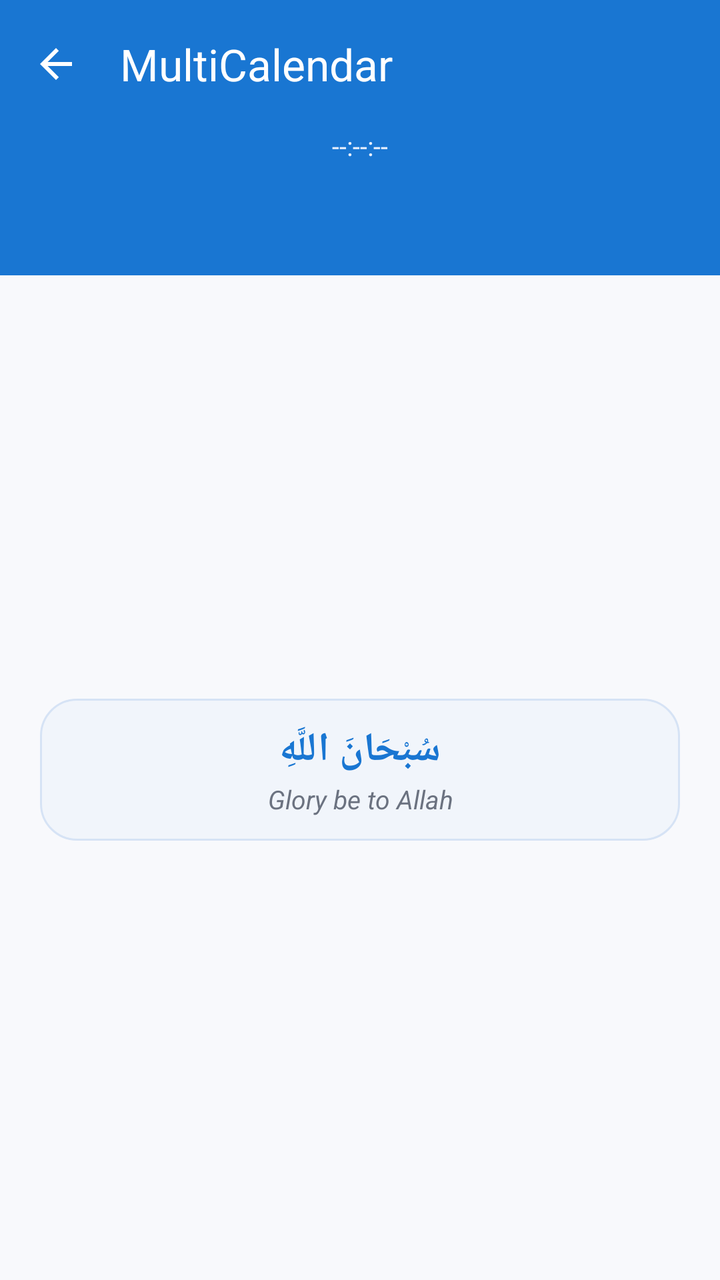
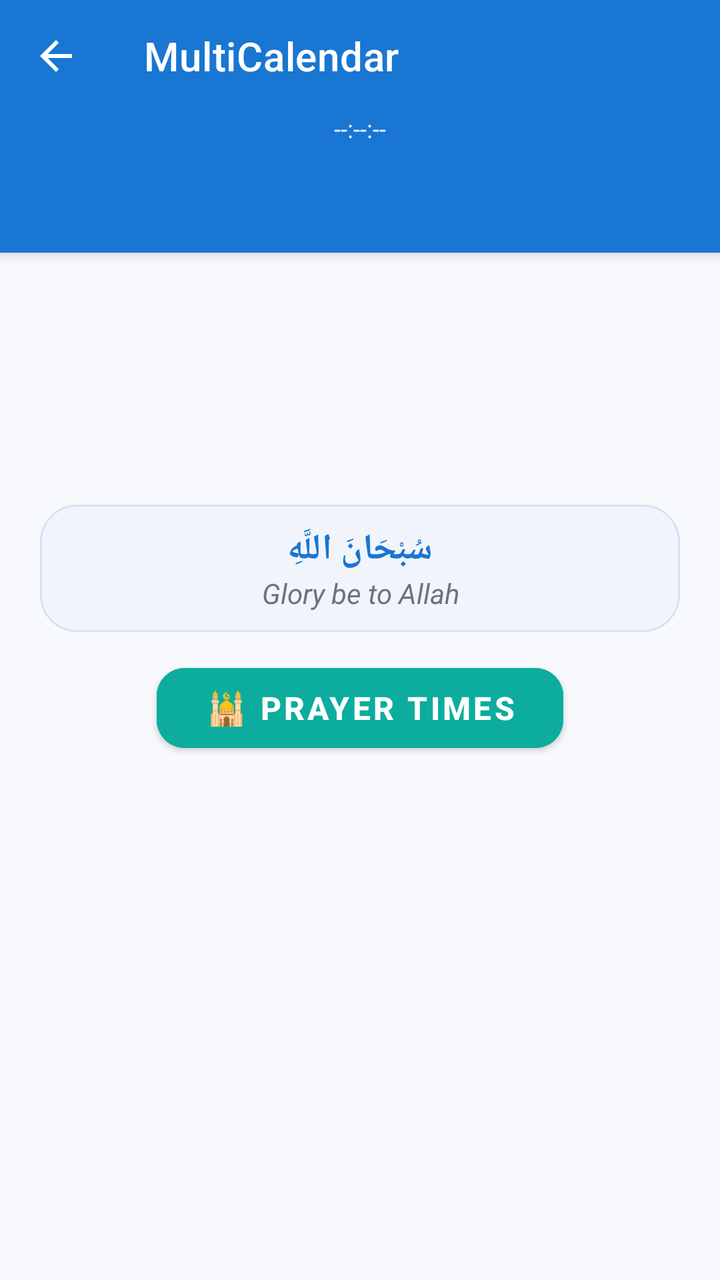

Screens rendered from an Android XML layout before and after an edit, with the pre-edit source and the edit as a unified diff.
<!-- AndroidManifest.xml: application theme Theme.MultiCalendar -->
<!-- res/layout/activity_main.xml -->
<?xml version="1.0" encoding="utf-8"?>
<androidx.coordinatorlayout.widget.CoordinatorLayout
    xmlns:android="http://schemas.android.com/apk/res/android"
    xmlns:app="http://schemas.android.com/apk/res-auto"
    android:layout_width="match_parent"
    android:layout_height="match_parent"
    android:background="@color/surface">

    <com.google.android.material.appbar.AppBarLayout
        android:id="@+id/appBar"
        android:layout_width="match_parent"
        android:layout_height="wrap_content"
        android:background="@color/accent_blue"
        android:fitsSystemWindows="true"
        app:elevation="4dp">

        <com.google.android.material.appbar.MaterialToolbar
            android:id="@+id/toolbar"
            android:layout_width="match_parent"
            android:layout_height="?attr/actionBarSize"
            android:background="@android:color/transparent"
            app:navigationIcon="@drawable/ic_arrow_back"
            app:title="@string/app_name"
            app:titleTextColor="#FFFFFF" />

        <TextView
            android:id="@+id/tvClock"
            android:layout_width="match_parent"
            android:layout_height="wrap_content"
            android:background="@android:color/transparent"
            android:gravity="center"
            android:paddingTop="0dp"
            android:paddingBottom="8dp"
            android:text="--:--:--"
            android:textColor="#E8F0FE"
            android:textSize="13sp" />

        <com.google.android.material.tabs.TabLayout
            android:id="@+id/tabLayout"
            android:layout_width="match_parent"
            android:layout_height="wrap_content"
            android:background="@android:color/transparent"
            app:tabIndicator="@drawable/bg_tab_indicator"
            app:tabIndicatorColor="#FFFFFF"
            app:tabIndicatorHeight="3dp"
            app:tabIndicatorFullWidth="false"
            app:tabRippleColor="#33FFFFFF"
            app:tabSelectedTextColor="#FFFFFF"
            app:tabTextColor="#B3FFFFFF" />

    </com.google.android.material.appbar.AppBarLayout>

    <LinearLayout
        android:layout_width="match_parent"
        android:layout_height="match_parent"
        android:orientation="vertical"
        app:layout_behavior="@string/appbar_scrolling_view_behavior">

        
        <androidx.viewpager2.widget.ViewPager2
            android:id="@+id/viewPager"
            android:layout_width="match_parent"
            android:layout_height="wrap_content" />

        
        <View
            android:layout_width="match_parent"
            android:layout_height="0dp"
            android:layout_weight="1" />

        
        <LinearLayout
            android:id="@+id/dhikrContainer"
            android:layout_width="match_parent"
            android:layout_height="wrap_content"
            android:layout_marginHorizontal="20dp"
            android:layout_marginBottom="8dp"
            android:background="@drawable/bg_dhikr"
            android:orientation="vertical"
            android:paddingHorizontal="16dp"
            android:paddingVertical="12dp">

            <TextView
                android:id="@+id/tvDhikrArabic"
                android:layout_width="match_parent"
                android:layout_height="wrap_content"
                android:gravity="center"
                android:textColor="@color/accent_blue"
                android:textDirection="rtl"
                android:textSize="20sp"
                android:textStyle="bold"
                android:text="سُبْحَانَ اللَّهِ" />

            <TextView
                android:id="@+id/tvDhikrEnglish"
                android:layout_width="match_parent"
                android:layout_height="wrap_content"
                android:gravity="center"
                android:paddingTop="2dp"
                android:textColor="@color/text_secondary"
                android:textSize="13sp"
                android:textStyle="italic"
                android:text="Glory be to Allah" />

        </LinearLayout>

        
        <View
            android:layout_width="match_parent"
            android:layout_height="0dp"
            android:layout_weight="1" />

    </LinearLayout>

</androidx.coordinatorlayout.widget.CoordinatorLayout>
<!-- resources referenced by this layout -->
<resources>
  <color name="accent_blue">#FF1976D2</color>
  <color name="surface">#FFF8F9FC</color>
  <color name="text_secondary">#FF6B7280</color>
  <!-- drawable bg_dhikr (drawable) -->
  <?xml version="1.0" encoding="utf-8"?>
  <shape xmlns:android="http://schemas.android.com/apk/res/android"
      android:shape="rectangle">
      <solid android:color="#FFF1F5FB" />
      <corners android:radius="18dp" />
      <stroke android:width="1dp" android:color="#FFD6E3F5" />
  </shape>
  <!-- drawable bg_tab_indicator (drawable) -->
  <?xml version="1.0" encoding="utf-8"?>
  <shape xmlns:android="http://schemas.android.com/apk/res/android"
      android:shape="rectangle">
      <solid android:color="@color/white" />
      <corners android:radius="4dp" />
  </shape>
  <!-- drawable ic_arrow_back (drawable) -->
  <vector xmlns:android="http://schemas.android.com/apk/res/android"
      android:width="24dp"
      android:height="24dp"
      android:viewportWidth="24"
      android:viewportHeight="24">
      <path
          android:fillColor="#FFFFFF"
          android:pathData="M20,11H7.83l5.59,-5.59L12,4l-8,8 8,8 1.41,-1.41L7.83,13H20v-2z"/>
  </vector>
  <string name="app_name">MultiCalendar</string>
  <style name="Theme.MultiCalendar" parent="Theme.Material3.DayNight.NoActionBar">
          <item name="colorPrimary">@color/accent_blue</item>
          <item name="colorOnPrimary">@color/white</item>
          <item name="android:windowBackground">@color/surface</item>
      </style>
  <color name="white">#FFFFFFFF</color>
</resources>

<!-- the commit's change to res/layout/activity_main.xml (unified diff, before → after) -->
@@ -27,13 +27,11 @@
             android:id="@+id/tvClock"
             android:layout_width="match_parent"
             android:layout_height="wrap_content"
-            android:background="@android:color/transparent"
             android:gravity="center"
-            android:paddingTop="0dp"
-            android:paddingBottom="8dp"
+            android:paddingBottom="6dp"
             android:text="--:--:--"
             android:textColor="#E8F0FE"
-            android:textSize="13sp" />
+            android:textSize="12sp" />
 
         <com.google.android.material.tabs.TabLayout
             android:id="@+id/tabLayout"
@@ -74,11 +72,10 @@
             android:layout_width="match_parent"
             android:layout_height="wrap_content"
             android:layout_marginHorizontal="20dp"
-            android:layout_marginBottom="8dp"
             android:background="@drawable/bg_dhikr"
             android:orientation="vertical"
             android:paddingHorizontal="16dp"
-            android:paddingVertical="12dp">
+            android:paddingVertical="10dp">
 
             <TextView
                 android:id="@+id/tvDhikrArabic"
@@ -87,28 +84,47 @@
                 android:gravity="center"
                 android:textColor="@color/accent_blue"
                 android:textDirection="rtl"
-                android:textSize="20sp"
+                android:textSize="18sp"
                 android:textStyle="bold"
-                android:text="سُبْحَانَ اللَّهِ" />
+                android:text="\u0633\u064F\u0628\u0652\u062D\u064E\u0627\u0646\u064E \u0627\u0644\u0644\u0651\u064E\u0647\u0650" />
 
             <TextView
                 android:id="@+id/tvDhikrEnglish"
                 android:layout_width="match_parent"
                 android:layout_height="wrap_content"
                 android:gravity="center"
-                android:paddingTop="2dp"
                 android:textColor="@color/text_secondary"
-                android:textSize="13sp"
+                android:textSize="14sp"
                 android:textStyle="italic"
                 android:text="Glory be to Allah" />
 
         </LinearLayout>
 
         
+        <com.google.android.material.button.MaterialButton
+            android:id="@+id/btnPrayerTimes"
+            android:layout_width="wrap_content"
+            android:layout_height="52dp"
+            android:layout_gravity="center_horizontal"
+            android:layout_marginTop="12dp"
+            android:layout_marginBottom="8dp"
+            android:minWidth="200dp"
+            android:paddingStart="24dp"
+            android:paddingEnd="24dp"
+            android:backgroundTint="#0CAD9E"
+            android:text="🕌 Prayer Times"
+            android:textColor="#FFFFFF"
+            android:textSize="16sp"
+            android:textStyle="bold"
+            android:visibility="visible"
+            app:cornerRadius="14dp"
+            app:iconTint="#FFFFFF" />
+
+        
         <View
             android:layout_width="match_parent"
             android:layout_height="0dp"
-            android:layout_weight="1" />
+            android:layout_weight="2" />
 
     </LinearLayout>
 
<!-- resource entries referenced after the edit -->
@@ -7,15 +7,15 @@
   <?xml version="1.0" encoding="utf-8"?>
   <shape xmlns:android="http://schemas.android.com/apk/res/android"
       android:shape="rectangle">
-      <solid android:color="#FFF1F5FB" />
+      <solid android:color="#F1F5FB" />
       <corners android:radius="18dp" />
-      <stroke android:width="1dp" android:color="#FFD6E3F5" />
+      <stroke android:width="1dp" android:color="#D6E3F5" />
   </shape>
   <!-- drawable bg_tab_indicator (drawable) -->
   <?xml version="1.0" encoding="utf-8"?>
   <shape xmlns:android="http://schemas.android.com/apk/res/android"
       android:shape="rectangle">
-      <solid android:color="@color/white" />
+      <solid android:color="#FFFFFFFF" />
       <corners android:radius="4dp" />
   </shape>
   <!-- drawable ic_arrow_back (drawable) -->
@@ -29,11 +29,14 @@
           android:pathData="M20,11H7.83l5.59,-5.59L12,4l-8,8 8,8 1.41,-1.41L7.83,13H20v-2z"/>
   </vector>
   <string name="app_name">MultiCalendar</string>
-  <style name="Theme.MultiCalendar" parent="Theme.Material3.DayNight.NoActionBar">
-          <item name="colorPrimary">@color/accent_blue</item>
-          <item name="colorOnPrimary">@color/white</item>
-          <item name="android:windowBackground">@color/surface</item>
+  <style name="Theme.MultiCalendar" parent="Theme.MaterialComponents.Light.NoActionBar">
+          <item name="colorPrimary">#1976D2</item>
+          <item name="colorPrimaryVariant">#1565C0</item>
+          <item name="colorOnPrimary">#FFFFFF</item>
+          <item name="colorSecondary">#FF5722</item>
+          <item name="colorOnSecondary">#FFFFFF</item>
+          <item name="android:windowBackground">#F8F9FC</item>
+          <item name="android:statusBarColor">#1976D2</item>
       </style>
-  <color name="white">#FFFFFFFF</color>
 </resources>
 
